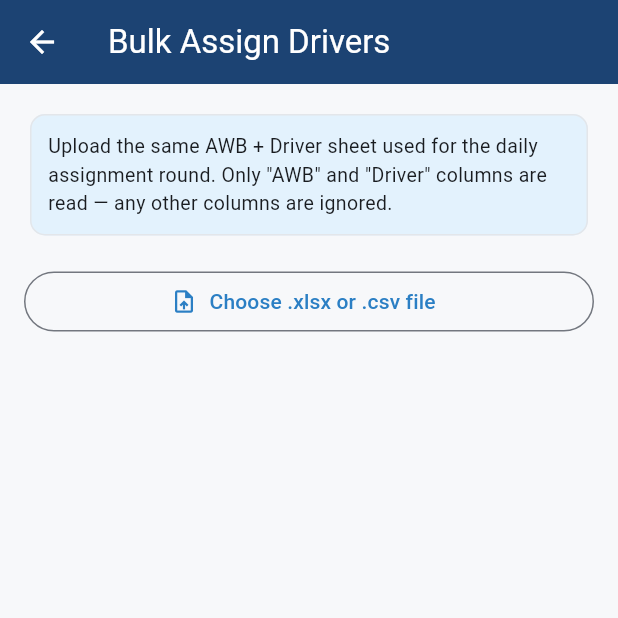
After one commit to afjalbeswa24/Masarlastmile, a Flutter app: the BulkAssignDriversScreen screen opened directly, after a tap on "Choose .xlsx or .csv file", on a phone screen of 412 x 824 dp, the top half of it. The commit adds this screen. Run offline on Flutter 3.47's test engine with Material 3 defaults, Android fonts, the phone set to English and light mode, and no system bars; our stand-ins replace audioplayers, barcode_widget, csv, file_picker, fl_chart, flutter_map and 9 more; missing offline and left inert: barcode, excel, file_saver, mobile_scanner; accounts and stored records are empty.

Commit message:
Add bulk driver assignment from AWB/Driver spreadsheet

```diff
--- /dev/null
+++ b/lib/screens/bulk_assign_drivers_screen.dart
@@ -0,0 +1,286 @@
+import 'package:flutter/material.dart';
+import 'package:file_picker/file_picker.dart';
+import 'package:excel/excel.dart' as xl;
+import 'package:csv/csv.dart';
+import '../utils/xlsx_repair.dart';
+import '../main.dart';
+import '../theme/app_theme.dart';
+
+/// Lets a dispatcher upload the same AWB + Driver sheet used for the daily
+/// assignment round and assign every order in one shot, instead of
+/// filtering by driver, selecting all matching rows, and running Bulk Edit
+/// once per driver.
+///
+/// The file only needs two columns — "AWB" and "Driver" (or "Driv") — extra
+/// columns (Merchant, Consignee Name, etc.) are ignored, so the exact sheet
+/// used for manual assignment can be uploaded as-is.
+class BulkAssignDriversScreen extends StatefulWidget {
+  const BulkAssignDriversScreen({super.key});
+
+  @override
+  State<BulkAssignDriversScreen> createState() => _BulkAssignDriversScreenState();
+}
+
+class _BulkAssignDriversScreenState extends State<BulkAssignDriversScreen> {
+  String? _fileName;
+  bool _parsing = false;
+  bool _checking = false;
+  bool _applying = false;
+  List<Map<String, String>> _pairs = [];
+  String? _parseError;
+
+  // Result of the last dry-run / apply call from bulk_assign_drivers().
+  List<String> _assigned = [];
+  List<Map<String, dynamic>> _skippedStatus = [];
+  List<String> _unmatchedOrders = [];
+  List<Map<String, dynamic>> _unmatchedDrivers = [];
+  bool _previewed = false;
+  bool _applied = false;
+
+  Future<void> _pickFile() async {
+    final result = await FilePicker.pickFiles(
+      type: FileType.custom,
+      allowedExtensions: ['xlsx', 'csv'],
+      withData: true,
+    );
+    if (result == null || result.files.single.bytes == null) return;
+
+    final file = result.files.single;
+    setState(() {
+      _fileName = file.name;
+      _parsing = true;
+      _parseError = null;
+      _pairs = [];
+      _previewed = false;
+      _applied = false;
+    });
+
+    try {
+      List<List<dynamic>> rows;
+      if (file.name.toLowerCase().endsWith('.csv')) {
+        final content = String.fromCharCodes(file.bytes!);
+        rows = const CsvToListConverter().convert(content, eol: '\n');
+      } else {
+        final excelFile = xl.Excel.decodeBytes(repairXlsxNumFmts(file.bytes!));
+        final sheet = excelFile.tables[excelFile.tables.keys.first]!;
+        rows = sheet.rows.map((row) => row.map((cell) => cell?.value ?? '').toList()).toList();
+      }
+      _processRows(rows);
+    } catch (e) {
+      setState(() => _parseError = 'Could not read file: $e');
+    } finally {
+      setState(() => _parsing = false);
+    }
+  }
+
+  void _processRows(List<List<dynamic>> rows) {
+    if (rows.isEmpty) {
+      setState(() => _parseError = 'File appears to be empty');
+      return;
+    }
+
+    final headers = rows.first.map((h) => h.toString().trim()).toList();
+    final awbIdx = headers.indexWhere((h) => h.toLowerCase() == 'awb');
+    final driverIdx = headers.indexWhere((h) => h.toLowerCase() == 'driver' || h.toLowerCase() == 'driv');
+
+    if (awbIdx == -1 || driverIdx == -1) {
+      setState(() => _parseError = 'Could not find "AWB" and "Driver" columns. Found headers: ${headers.join(', ')}');
+      return;
+    }
+
+    final pairs = <Map<String, String>>[];
+    for (var i = 1; i < rows.length; i++) {
+      final row = rows[i];
+      if (row.every((cell) => cell.toString().trim().isEmpty)) continue;
+
+      final awb = awbIdx < row.length ? row[awbIdx].toString().trim() : '';
+      final driver = driverIdx < row.length ? row[driverIdx].toString().trim() : '';
+      if (awb.isEmpty || driver.isEmpty) continue;
+
+      pairs.add({'awb': awb, 'driver_name': driver});
+    }
+
+    setState(() => _pairs = pairs);
+  }
+
+  Future<void> _preview() async {
+    if (_pairs.isEmpty) return;
+    setState(() => _checking = true);
+    try {
+      final result = await supabase.rpc('bulk_assign_drivers', params: {
+        'p_assignments': _pairs,
+        'p_dry_run': true,
+      });
+      _applyResult(result);
+      setState(() => _previewed = true);
+    } catch (e) {
+      if (mounted) {
+        ScaffoldMessenger.of(context).showSnackBar(SnackBar(content: Text('Could not check file: $e')));
+      }
+    } finally {
+      if (mounted) setState(() => _checking = false);
+    }
+  }
+
+  Future<void> _confirmApply() async {
+    setState(() => _applying = true);
+    try {
+      final result = await supabase.rpc('bulk_assign_drivers', params: {
+        'p_assignments': _pairs,
+        'p_dry_run': false,
+      });
+      _applyResult(result);
+      setState(() => _applied = true);
+      if (mounted) {
+        ScaffoldMessenger.of(context).showSnackBar(
+          SnackBar(content: Text('${_assigned.length} order(s) assigned')),
+        );
+      }
+    } catch (e) {
+      if (mounted) {
+        ScaffoldMessenger.of(context).showSnackBar(SnackBar(content: Text('Assignment failed: $e')));
+      }
+    } finally {
+      if (mounted) setState(() => _applying = false);
+    }
+  }
+
+  void _applyResult(dynamic result) {
+    final map = Map<String, dynamic>.from(result as Map);
+    setState(() {
+      _assigned = List<String>.from(map['assigned'] ?? []);
+      _skippedStatus = List<Map<String, dynamic>>.from(
+          (map['skipped_status'] ?? []).map((e) => Map<String, dynamic>.from(e)));
+      _unmatchedOrders = List<String>.from(map['unmatched_orders'] ?? []);
+      _unmatchedDrivers = List<Map<String, dynamic>>.from(
+          (map['unmatched_drivers'] ?? []).map((e) => Map<String, dynamic>.from(e)));
+    });
+  }
+
+  Widget _issueSection(String title, Color color, List<Widget> items) {
+    if (items.isEmpty) return const SizedBox.shrink();
+    return Padding(
+      padding: const EdgeInsets.only(top: 14),
+      child: Column(
+        crossAxisAlignment: CrossAxisAlignment.start,
+        children: [
+          Text(title, style: TextStyle(fontWeight: FontWeight.w600, color: color, fontSize: 13)),
+          const SizedBox(height: 4),
+          ...items,
+        ],
+      ),
+    );
+  }
+
+  @override
+  Widget build(BuildContext context) {
+    final hasIssues = _unmatchedOrders.isNotEmpty || _unmatchedDrivers.isNotEmpty || _skippedStatus.isNotEmpty;
+
+    return Scaffold(
+      appBar: AppBar(
+        title: const Text('Bulk Assign Drivers'),
+        backgroundColor: AppColors.navy,
+        foregroundColor: Colors.white,
+      ),
+      body: Padding(
+        padding: const EdgeInsets.all(16),
+        child: Column(
+          crossAxisAlignment: CrossAxisAlignment.stretch,
+          children: [
+            Card(
+              color: Colors.blue.shade50,
+              child: const Padding(
+                padding: EdgeInsets.all(12),
+                child: Text(
+                  'Upload the same AWB + Driver sheet used for the daily assignment round. '
+                  'Only "AWB" and "Driver" columns are read — any other columns are ignored.',
+                  style: TextStyle(fontSize: 13),
+                ),
+              ),
+            ),
+            const SizedBox(height: 16),
+            OutlinedButton.icon(
+              icon: const Icon(Icons.upload_file),
+              label: Text(_fileName ?? 'Choose .xlsx or .csv file'),
+              onPressed: _parsing ? null : _pickFile,
+            ),
+            if (_parseError != null)
+              Padding(
+                padding: const EdgeInsets.only(top: 8),
+                child: Text(_parseError!, style: const TextStyle(color: AppColors.statusFailed, fontSize: 12)),
+              ),
+            const SizedBox(height: 16),
+            if (_parsing) const Center(child: CircularProgressIndicator()),
+            if (!_parsing && _pairs.isNotEmpty && !_previewed)
+              Row(
+                children: [
+                  Text('${_pairs.length} row(s) read from file', style: const TextStyle(fontWeight: FontWeight.w600)),
+                  const Spacer(),
+                  FilledButton(
+                    onPressed: _checking ? null : _preview,
+                    child: _checking
+                        ? const SizedBox(height: 16, width: 16, child: CircularProgressIndicator(strokeWidth: 2, color: Colors.white))
+                        : const Text('Check File'),
+                  ),
+                ],
+              ),
+            if (_previewed)
+              Expanded(
+                child: SingleChildScrollView(
+                  child: Column(
+                    crossAxisAlignment: CrossAxisAlignment.start,
+                    children: [
+                      Text(
+                        '${_assigned.length} order(s) ready to ${_applied ? 'were' : 'be'} assigned',
+                        style: const TextStyle(color: AppColors.statusDelivered, fontWeight: FontWeight.bold, fontSize: 14),
+                      ),
+                      _issueSection(
+                        '${_unmatchedOrders.length} AWB(s) not found',
+                        AppColors.statusFailed,
+                        [Text(_unmatchedOrders.join(', '), style: const TextStyle(fontSize: 12))],
+                      ),
+                      _issueSection(
+                        '${_unmatchedDrivers.length} unrecognized driver name(s)',
+                        Colors.orange.shade800,
+                        _unmatchedDrivers
+                            .map((u) => Text('${u['awb']} → "${u['driver_name']}"', style: const TextStyle(fontSize: 12)))
+                            .toList(),
+                      ),
+                      _issueSection(
+                        '${_skippedStatus.length} order(s) skipped (already delivered / cancelled / returned)',
+                        AppColors.textSecondary,
+                        _skippedStatus
+                            .map((s) => Text('${s['awb']} (${s['status']})', style: const TextStyle(fontSize: 12)))
+                            .toList(),
+                      ),
+                      if (hasIssues && !_applied)
+                        const Padding(
+                          padding: EdgeInsets.only(top: 14),
+                          child: Text(
+                            'Fix the rows above in your file and re-upload, or continue — unmatched rows are simply skipped.',
+                            style: TextStyle(fontSize: 12, color: AppColors.textSecondary, fontStyle: FontStyle.italic),
+                          ),
+                        ),
+                    ],
+                  ),
+                ),
+              ),
+            const SizedBox(height: 16),
+            if (_previewed && !_applied)
+              FilledButton(
+                onPressed: (_assigned.isEmpty || _applying) ? null : _confirmApply,
+                child: _applying
+                    ? const SizedBox(height: 20, width: 20, child: CircularProgressIndicator(strokeWidth: 2, color: Colors.white))
+                    : Text('Confirm & Assign ${_assigned.length} Order(s)'),
+              ),
+            if (_applied)
+              FilledButton(
+                onPressed: () => Navigator.pop(context, true),
+                child: const Text('Done'),
+              ),
+          ],
+        ),
+      ),
+    );
+  }
+}
```
Also changed, not shown: lib/screens/dispatcher_home_screen.dart (+9 -0 lines).
